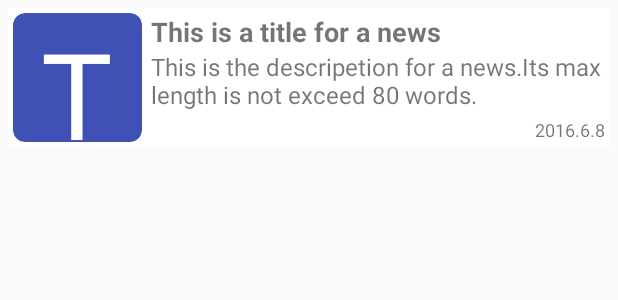
After one commit to Abitalo/RSS-Aggregator, an Android app: the layout content_rss_item.xml on its own in the app's theme, with its tools: preview values and no code run, on a phone screen of 412 x 824 dp. The commit adds this screen. Shown: the top 300 px of the screen. Run offline under Robolectric (Android 15) with nearby library versions, the phone set to English and light mode, and no system bars.

Commit message:
RSS解析

```diff
--- a/app/build.gradle
+++ b/app/build.gradle
@@ -36,9 +36,6 @@ dependencies {
     compile 'com.squareup.okio:okio:1.4.0'
     compile 'com.android.support:support-v4:23.2.1'
     //注:bmob-sdk:3.4.6需要依赖okhttp（2.4.0）、okio（2.4.0），如果需要兼容Android6.0系统，则还需要添加support-v4（23.2.1）及org.apache.http.legacy包，具体可查看下面注释[1]的解释
-<<<<<<< HEAD
     compile files('libs/cpdetector_1.0.6.jar')
-=======
     compile 'com.android.support:cardview-v7:23.3.0'
->>>>>>> f97faeb4405b652b70158a9aceefda37eead625c
 }
--- a/app/src/main/java/com/abitalo/www/rss_aggregator/MainActivity.java
+++ b/app/src/main/java/com/abitalo/www/rss_aggregator/MainActivity.java
@@ -13,6 +13,7 @@ import android.view.MenuItem;
 
 import com.abitalo.www.rss_aggregator.constants.Conf;
 import com.abitalo.www.rss_aggregator.view.NavDiscoveryView;
+import com.abitalo.www.rss_aggregator.view.RSSListView;
 import com.abitalo.www.rss_aggregator.view.WelcomeNav;
 
 import cn.bmob.v3.Bmob;
@@ -52,6 +53,7 @@ public class MainActivity extends AppCompatActivity {
 
         fragmentManager.beginTransaction().add(R.id.nav_account, new WelcomeNav(), "account_nav").commit();
         fragmentManager.beginTransaction().add(R.id.discovery_nav_view, new NavDiscoveryView(), "discovery_view").commit();
+        fragmentManager.beginTransaction().add(R.id.fragment_content, new RSSListView(), "fragment_view").commit();
     }
 
     @Override
--- a/app/src/main/java/com/abitalo/www/rss_aggregator/constants/Messages.java
+++ b/app/src/main/java/com/abitalo/www/rss_aggregator/constants/Messages.java
@@ -4,6 +4,6 @@ package com.abitalo.www.rss_aggregator.constants;
  * Created by Zela on 2016/5/6.
  */
 public class Messages {
-    public static final int URL_ILLEAGEL=1;
-    public static final int RSS_PARSE_SUCCESS=2;
+    public static final int URL_ILLEAGEL=3;
+    public static final int RSS_PARSE_SUCCESS=4;
 }
--- a/app/src/main/java/com/abitalo/www/rss_aggregator/presenter/RSSParser.java
+++ b/app/src/main/java/com/abitalo/www/rss_aggregator/presenter/RSSParser.java
@@ -4,6 +4,7 @@ package com.abitalo.www.rss_aggregator.presenter;
 import android.os.Bundle;
 import android.os.Handler;
 import android.os.Message;
+import android.util.Log;
 
 import com.abitalo.www.rss_aggregator.constants.Messages;
 import com.abitalo.www.rss_aggregator.util.RSSHandler;
@@ -73,6 +74,7 @@ public class RSSParser extends Thread{
             msg.what= Messages.RSS_PARSE_SUCCESS;
             msg.setData(bundle);
             handler.sendMessage(msg);
+            Log.e("LOGCAT", "5555555555555555555555555555555555555555555555555555555556sad5asdasdsada");
         } catch (Exception e) {
             e.printStackTrace();
             Message msg = new Message();
--- /dev/null
+++ b/app/src/main/res/layout/content_rss_item.xml
@@ -0,0 +1,74 @@
+<LinearLayout xmlns:android="http://schemas.android.com/apk/res/android"
+    xmlns:tools="http://schemas.android.com/tools"
+    xmlns:app="http://schemas.android.com/apk/res-auto"
+    android:orientation="vertical"
+    android:layout_margin="5dp"
+    android:layout_height="wrap_content"
+    android:layout_width="match_parent"
+    android:background="@android:color/white"
+    android:weightSum="1">
+
+    <LinearLayout
+        android:layout_width="match_parent"
+        android:layout_height="86dp"
+        android:orientation="horizontal"
+        android:layout_margin="3dp">
+    <android.support.v7.widget.CardView
+        android:layout_width="86dp"
+        android:layout_height="86dp"
+        android:foreground="?android:attr/selectableItemBackground"
+        android:clickable="true"
+        android:focusable="true"
+        app:cardBackgroundColor="@color/colorPrimary"
+        app:cardElevation="0dp"
+        app:cardCornerRadius="8dp"
+
+        android:translationZ="0dp">
+        <TextView
+            android:layout_width="match_parent"
+            android:layout_height="match_parent"
+            android:gravity="center"
+            android:textColor="@android:color/white"
+            android:textAlignment="center"
+            android:id="@+id/square"
+            android:text="T"
+            android:textSize="80dp"/>
+    </android.support.v7.widget.CardView>
+        <RelativeLayout
+            android:layout_width="match_parent"
+            android:layout_height="match_parent">
+        <TextView
+            android:layout_width="match_parent"
+            android:layout_height="wrap_content"
+            android:layout_marginTop="0dp"
+            android:layout_marginLeft="6dp"
+            android:textSize="18dp"
+            android:id="@+id/item_title"
+            android:textStyle="bold"
+            android:text="This is a title for a news"/>
+        <TextView
+            android:layout_width="match_parent"
+            android:layout_height="wrap_content"
+            android:maxLines="2"
+            android:maxHeight="36dp"
+            android:layout_marginLeft="6dp"
+            android:id="@+id/item_des"
+            android:layout_below="@id/item_title"
+            android:maxLength="74"
+            android:textSize="16dp"
+            android:fontFamily="sans-serif"
+            android:text="This is the descripetion for a news.Its max length is not exceed 80 words."/>
+            <TextView
+                android:layout_width="match_parent"
+                android:layout_height="wrap_content"
+                android:layout_marginBottom="0dp"
+                android:layout_marginLeft="6dp"
+                android:id="@+id/item_date"
+                android:gravity="right"
+                android:layout_alignParentBottom="true"
+                android:textSize="12dp"
+                android:fontFamily="sans-serif"
+                android:text="2016.6.8"/>
+        </RelativeLayout>
+    </LinearLayout>
+</LinearLayout>
```
Also changed, not shown: app/src/main/java/com/abitalo/www/rss_aggregator/util/ListAdapter.java (added, +43 -0 lines), app/src/main/java/com/abitalo/www/rss_aggregator/util/ListItem.java (added, +26 -0 lines), app/src/main/java/com/abitalo/www/rss_aggregator/view/RSSListView.java (added, +88 -0 lines), app/src/main/res/layout/conten_rss_list.xml (added, +23 -0 lines), app/src/main/res/layout/content_main.xml (+2 -5 lines), gradle.properties (+5 -8 lines).
